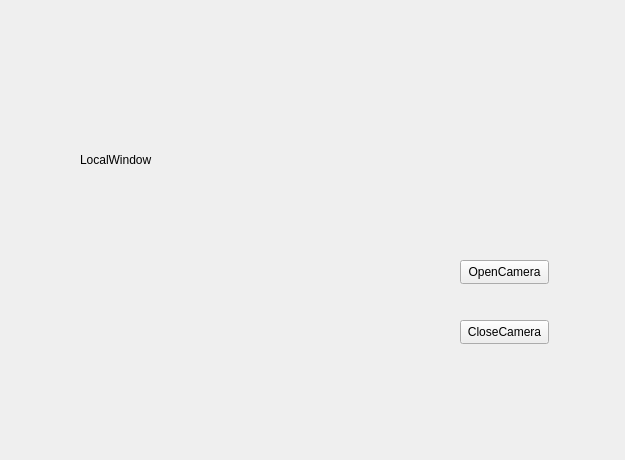
Old version of the form widget.ui in the repository zhuyanwei/WinBox.
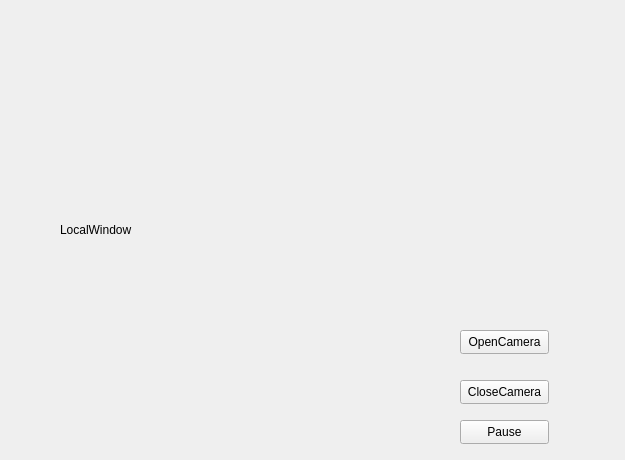
New version of the form.

Diff of the .ui file:
```diff
--- a/widget.ui
+++ b/widget.ui
@@ -16,8 +16,8 @@
   <widget class="QLabel" name="L_LocalWindow">
    <property name="geometry">
     <rect>
-     <x>80</x>
-     <y>60</y>
+     <x>60</x>
+     <y>130</y>
      <width>200</width>
      <height>200</height>
     </rect>
@@ -30,7 +30,7 @@
    <property name="geometry">
     <rect>
      <x>460</x>
-     <y>260</y>
+     <y>330</y>
      <width>89</width>
      <height>24</height>
     </rect>
@@ -43,7 +43,7 @@
    <property name="geometry">
     <rect>
      <x>460</x>
-     <y>320</y>
+     <y>380</y>
      <width>89</width>
      <height>24</height>
     </rect>
@@ -52,6 +52,19 @@
     <string>CloseCamera</string>
    </property>
   </widget>
+  <widget class="QPushButton" name="B_Pause">
+   <property name="geometry">
+    <rect>
+     <x>460</x>
+     <y>420</y>
+     <width>89</width>
+     <height>24</height>
+    </rect>
+   </property>
+   <property name="text">
+    <string>Pause</string>
+   </property>
+  </widget>
  </widget>
  <layoutdefault spacing="6" margin="11"/>
  <resources/>
```
